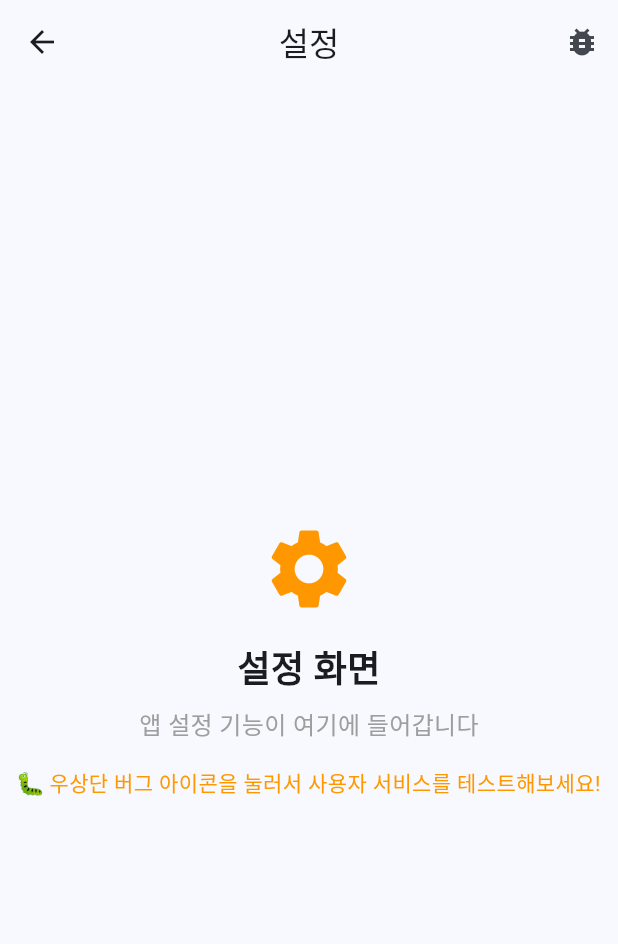
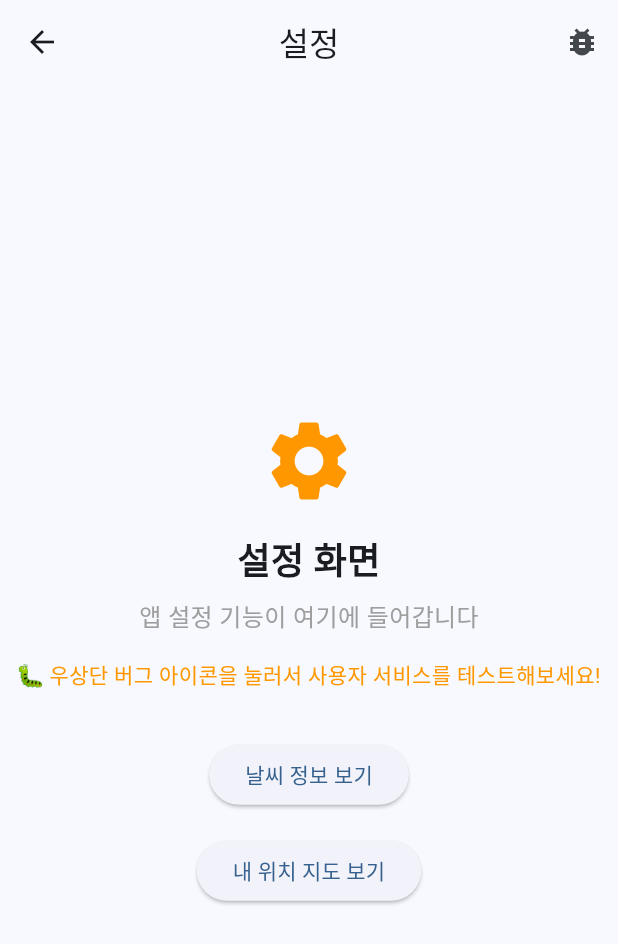
Before and after one commit to Shinkr283/AI_Calendar_Mobile, a Flutter app: the SettingsTabScreen screen opened directly, on a phone screen of 412 x 824 dp. Shown: the top 944 px of the screen. Run offline on Flutter 3.47's test engine with Material 3 defaults, Android fonts, the phone set to English and light mode, and no system bars; our stand-ins replace firebase_auth, firebase_core, geolocator, google_maps_flutter, google_sign_in, shared_preferences and 2 more; missing offline and left inert: googleapis; accounts and stored records are empty.

```diff
--- a/lib/main.dart
+++ b/lib/main.dart
@@ -11,6 +11,8 @@ import 'screens/calendar_screen.dart';
 import 'package:firebase_core/firebase_core.dart';
 import 'screens/google_login_screen.dart';
 import 'package:firebase_auth/firebase_auth.dart';
+import 'screens/weather_screen.dart'; // Added import for WeatherScreen
+import 'screens/map_screen.dart'; // MapScreen import 추가
 
 void main() async {
   WidgetsFlutterBinding.ensureInitialized();
@@ -353,30 +355,50 @@ class SettingsTabScreen extends StatelessWidget {
           ),
         ],
       ),
-      body: const Center(
+      body: Center(
         child: Column(
           mainAxisAlignment: MainAxisAlignment.center,
           children: [
-            Icon(
+            const Icon(
               Icons.settings,
               size: 64,
               color: Colors.orange,
             ),
-            SizedBox(height: 16),
-            Text(
+            const SizedBox(height: 16),
+            const Text(
               '설정 화면',
               style: TextStyle(fontSize: 24, fontWeight: FontWeight.bold),
             ),
-            SizedBox(height: 8),
-            Text(
+            const SizedBox(height: 8),
+            const Text(
               '앱 설정 기능이 여기에 들어갑니다',
               style: TextStyle(fontSize: 16, color: Colors.grey),
             ),
-            SizedBox(height: 16),
-            Text(
+            const SizedBox(height: 16),
+            const Text(
               '🐛 우상단 버그 아이콘을 눌러서 사용자 서비스를 테스트해보세요!',
               style: TextStyle(fontSize: 14, color: Colors.orange),
               textAlign: TextAlign.center,
+            ),
+            const SizedBox(height: 32),
+            ElevatedButton(
+              onPressed: () {
+                Navigator.push(
+                  context,
+                  MaterialPageRoute(builder: (context) => const WeatherScreen()),
+                );
+              },
+              child: const Text('날씨 정보 보기'),
+            ),
+            const SizedBox(height: 16),
+            ElevatedButton(
+              onPressed: () {
+                Navigator.push(
+                  context,
+                  MaterialPageRoute(builder: (context) => const MapScreen()),
+                );
+              },
+              child: const Text('내 위치 지도 보기'),
             ),
           ],
         ),
```
Also changed, not shown: lib/screens/map_screen.dart (added, +62 -0 lines), lib/screens/weather_screen.dart (added, +76 -0 lines), lib/services/weather_service.dart (added, +16 -0 lines), 1 other file.
